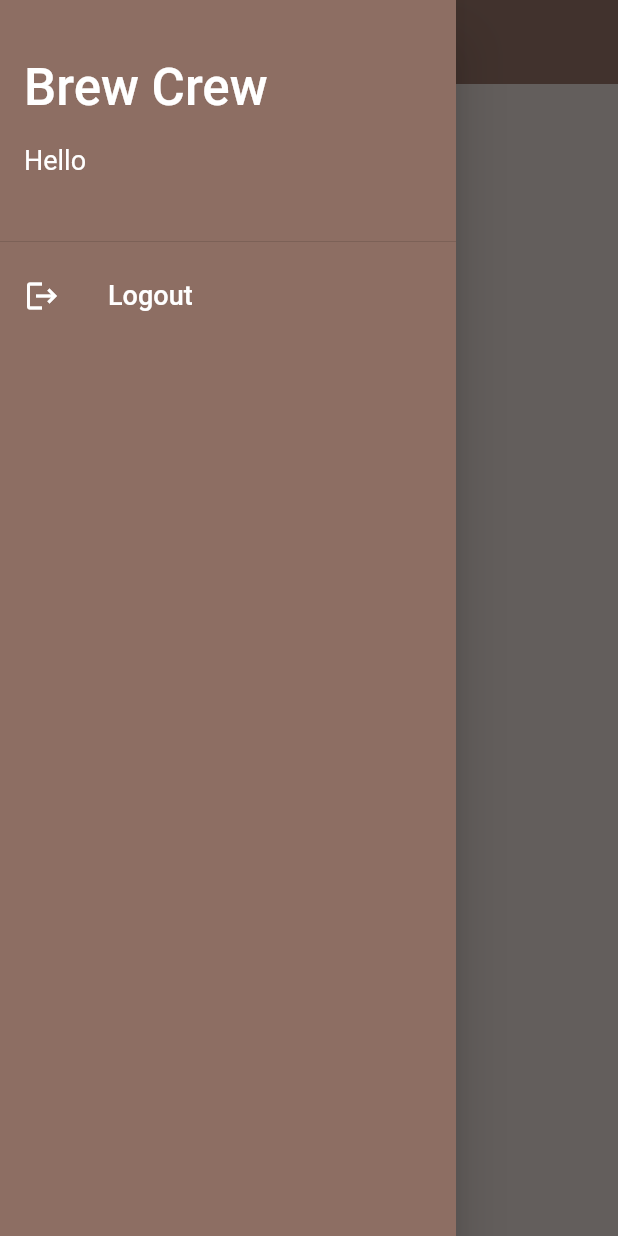
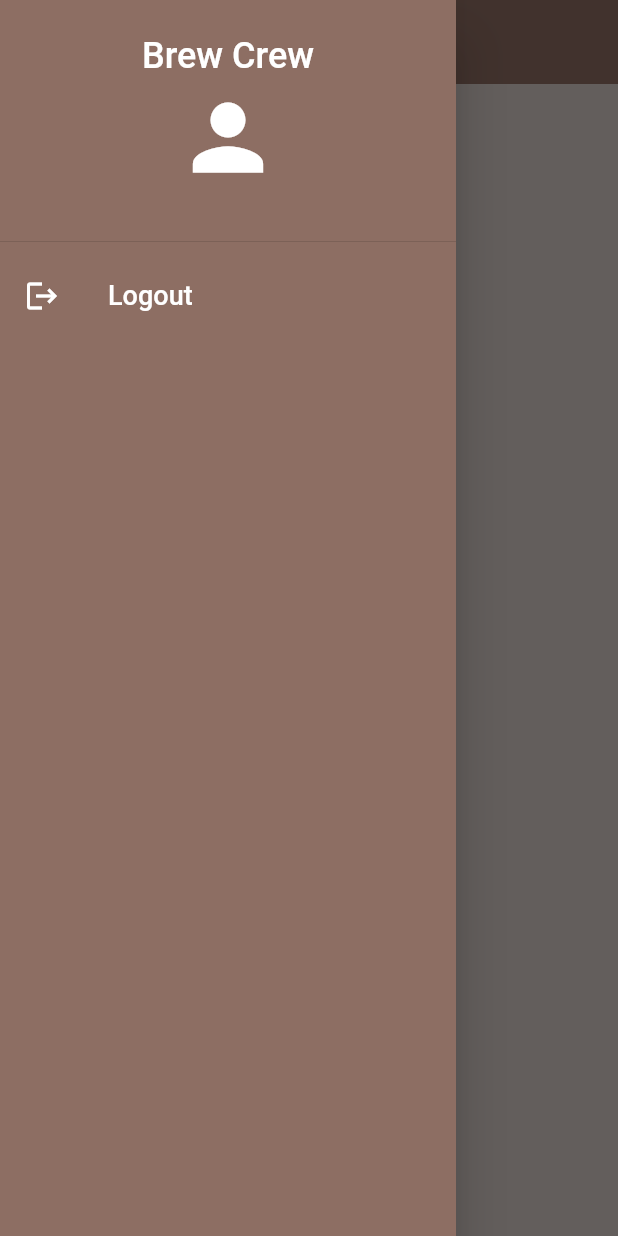
Before and after one commit to ardiantohendy/loginappwithfirebase, a Flutter app: the HomePage screen opened directly, with the side drawer open, on a phone screen of 412 x 824 dp. Run offline on Flutter 3.47's test engine with Material 2 defaults, Android fonts, the phone set to English and light mode, and no system bars; our stand-ins replace cloud_firestore, firebase_auth, firebase_core, quickalert; accounts and stored records are empty.

Commit message:
small changes

```diff
--- a/lib/pages/home_page.dart
+++ b/lib/pages/home_page.dart
@@ -90,23 +90,21 @@ class _HomePageState extends State<HomePage> {
               DrawerHeader(
                 child: Column(
                   mainAxisAlignment: MainAxisAlignment.center,
-                  crossAxisAlignment: CrossAxisAlignment.start,
+                  crossAxisAlignment: CrossAxisAlignment.center,
                   children: [
-                    _sizedBox(10.0),
+                    _sizedBox(5.0),
                     const Text(
                       "Brew Crew",
                       style: TextStyle(
                         color: Colors.white,
-                        fontSize: 34,
+                        fontSize: 24,
                       ),
                     ),
-                    _sizedBox(18.0),
-                    const Text(
-                      "Hello",
-                      style: TextStyle(
-                          color: Colors.white,
-                          fontSize: 18,
-                          fontWeight: FontWeight.w400),
+                    _sizedBox(5.0),
+                    const Icon(
+                      Icons.person,
+                      size: 70,
+                      color: Colors.white,
                     ),
                     _sizedBox(5.0),
                     _userUid(),
```
